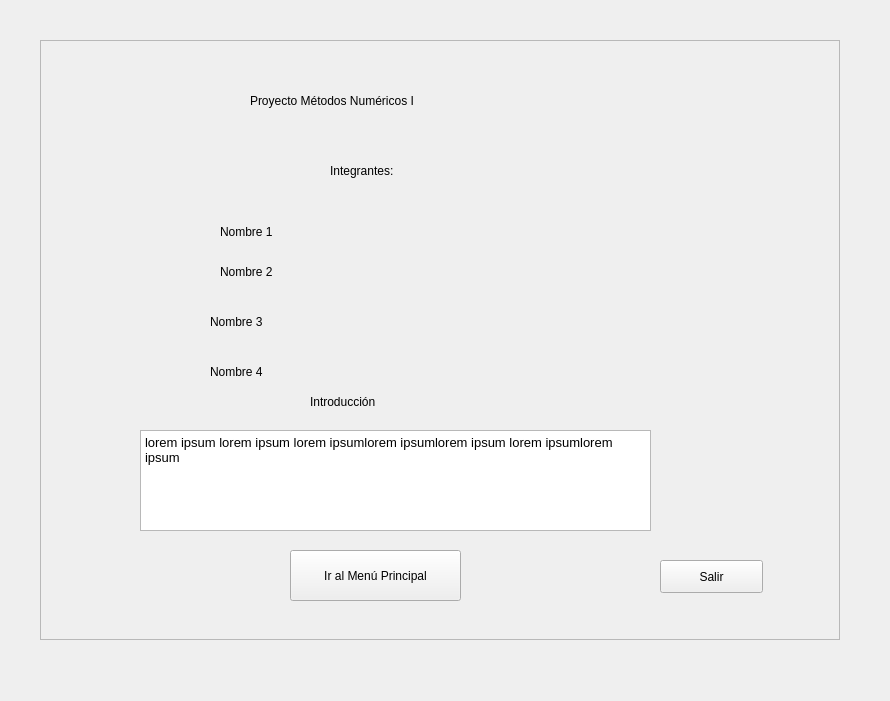
Old version of the form Introduccion.ui in the repository ikababiz/Proyecto-Metodos-Numericos-I.
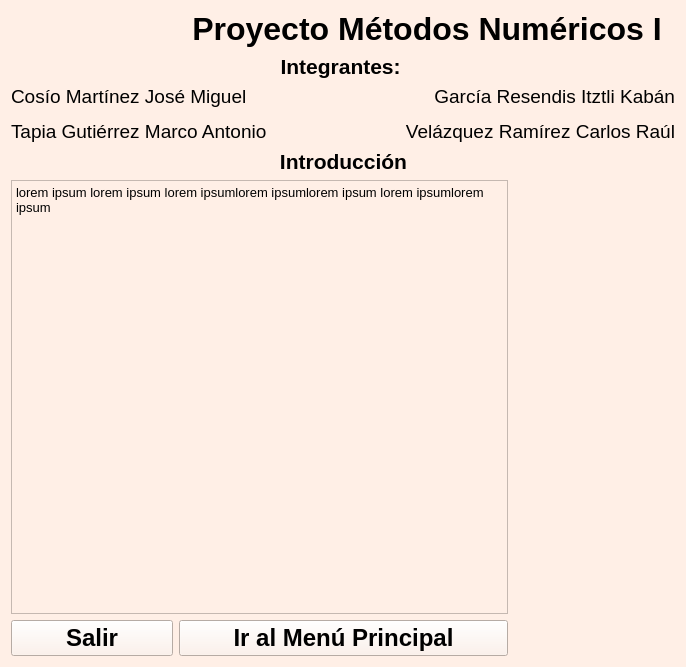
New version of the form. Icons and pictures are not drawn.

The edit to the form file:
```diff
--- a/Introduccion.ui
+++ b/Introduccion.ui
@@ -6,168 +6,206 @@
    <rect>
     <x>0</x>
     <y>0</y>
-    <width>890</width>
-    <height>701</height>
+    <width>686</width>
+    <height>667</height>
    </rect>
   </property>
   <property name="windowTitle">
    <string>Form</string>
   </property>
-  <widget class="QFrame" name="frame">
-   <property name="geometry">
-    <rect>
-     <x>40</x>
-     <y>40</y>
-     <width>800</width>
-     <height>600</height>
-    </rect>
-   </property>
-   <property name="cursor">
-    <cursorShape>ArrowCursor</cursorShape>
-   </property>
-   <property name="frameShape">
-    <enum>QFrame::StyledPanel</enum>
-   </property>
-   <property name="frameShadow">
-    <enum>QFrame::Raised</enum>
-   </property>
+  <property name="styleSheet">
+   <string notr="true">background-color: rgb(255, 239, 230);
+color: black</string>
+  </property>
+  <layout class="QGridLayout" name="gridLayout">
+   <item row="0" column="1" colspan="3">
+    <layout class="QVBoxLayout" name="verticalLayout">
+     <item>
    <widget class="QLabel" name="label">
-    <property name="geometry">
-     <rect>
-      <x>210</x>
-      <y>20</y>
-      <width>281</width>
-      <height>81</height>
-     </rect>
+       <property name="font">
+        <font>
+         <family>Arial</family>
+         <pointsize>24</pointsize>
+         <weight>75</weight>
+         <bold>true</bold>
+        </font>
     </property>
     <property name="text">
-     <string>Proyecto Métodos Numéricos I</string>
-    </property>
-   </widget>
+        <string>&lt;html&gt;&lt;head/&gt;&lt;body&gt;&lt;p align=&quot;center&quot;&gt;Proyecto Métodos Numéricos I&lt;/p&gt;&lt;/body&gt;&lt;/html&gt;</string>
+       </property>
+      </widget>
+     </item>
+    </layout>
+   </item>
+   <item row="1" column="1" colspan="2">
+    <layout class="QVBoxLayout" name="verticalLayout_2">
+     <item>
    <widget class="QLabel" name="label_2">
-    <property name="geometry">
-     <rect>
-      <x>290</x>
-      <y>100</y>
-      <width>111</width>
-      <height>61</height>
-     </rect>
-    </property>
-    <property name="text">
-     <string>Integrantes: </string>
-    </property>
-   </widget>
-   <widget class="QLabel" name="label_3">
-    <property name="geometry">
-     <rect>
-      <x>180</x>
-      <y>180</y>
-      <width>381</width>
-      <height>24</height>
-     </rect>
-    </property>
+       <property name="font">
+        <font>
+         <family>Arial</family>
+         <pointsize>16</pointsize>
+         <weight>75</weight>
+         <bold>true</bold>
+        </font>
+       </property>
+       <property name="styleSheet">
+        <string notr="true"/>
+       </property>
     <property name="text">
-     <string>Nombre 1</string>
-    </property>
-   </widget>
+        <string>&lt;html&gt;&lt;head/&gt;&lt;body&gt;&lt;p align=&quot;center&quot;&gt;Integrantes: &lt;/p&gt;&lt;/body&gt;&lt;/html&gt;</string>
+       </property>
+      </widget>
+     </item>
+    </layout>
+   </item>
+   <item row="2" column="0" colspan="2">
+    <layout class="QVBoxLayout" name="verticalLayout_4">
+     <item>
    <widget class="QLabel" name="label_4">
-    <property name="geometry">
-     <rect>
-      <x>180</x>
-      <y>220</y>
-      <width>381</width>
-      <height>24</height>
-     </rect>
+       <property name="font">
+        <font>
+         <family>Arial</family>
+         <pointsize>14</pointsize>
+        </font>
+       </property>
+       <property name="styleSheet">
+        <string notr="true"/>
     </property>
     <property name="text">
-     <string>Nombre 2</string>
-    </property>
-   </widget>
+        <string>&lt;html&gt;&lt;head/&gt;&lt;body&gt;&lt;p&gt;Cosío Martínez José Miguel&lt;/p&gt;&lt;p&gt;Tapia Gutiérrez Marco Antonio&lt;/p&gt;&lt;/body&gt;&lt;/html&gt;</string>
+       </property>
+      </widget>
+     </item>
+    </layout>
+   </item>
+   <item row="2" column="2" colspan="2">
+    <layout class="QVBoxLayout" name="verticalLayout_3">
+     <item>
    <widget class="QLabel" name="label_5">
-    <property name="geometry">
-     <rect>
-      <x>170</x>
-      <y>270</y>
-      <width>381</width>
-      <height>24</height>
-     </rect>
+       <property name="font">
+        <font>
+         <family>Arial</family>
+         <pointsize>14</pointsize>
+        </font>
     </property>
     <property name="text">
-     <string>Nombre 3</string>
-    </property>
-   </widget>
-   <widget class="QLabel" name="label_6">
-    <property name="geometry">
-     <rect>
-      <x>170</x>
-      <y>320</y>
-      <width>421</width>
-      <height>24</height>
-     </rect>
-    </property>
-    <property name="text">
-     <string>Nombre 4</string>
-    </property>
-   </widget>
+        <string>&lt;html&gt;&lt;head/&gt;&lt;body&gt;&lt;p align=&quot;right&quot;&gt;García Resendis Itztli Kabán&lt;/p&gt;&lt;p align=&quot;right&quot;&gt;Velázquez Ramírez Carlos Raúl&lt;/p&gt;&lt;/body&gt;&lt;/html&gt;</string>
+       </property>
+      </widget>
+     </item>
+    </layout>
+   </item>
+   <item row="3" column="1" colspan="2">
+    <layout class="QVBoxLayout" name="verticalLayout_5">
+     <item>
    <widget class="QLabel" name="label_7">
-    <property name="geometry">
-     <rect>
-      <x>270</x>
-      <y>350</y>
-      <width>131</width>
-      <height>24</height>
-     </rect>
-    </property>
+       <property name="font">
+        <font>
+         <family>Arial</family>
+         <pointsize>16</pointsize>
+         <weight>75</weight>
+         <bold>true</bold>
+        </font>
+       </property>
+       <property name="styleSheet">
+        <string notr="true"/>
+       </property>
     <property name="text">
-     <string>Introducción</string>
-    </property>
-   </widget>
+        <string>&lt;html&gt;&lt;head/&gt;&lt;body&gt;&lt;p align=&quot;center&quot;&gt;Introducción&lt;/p&gt;&lt;/body&gt;&lt;/html&gt;</string>
+       </property>
+      </widget>
+     </item>
+    </layout>
+   </item>
+   <item row="5" column="0">
+    <layout class="QVBoxLayout" name="verticalLayout_8">
+     <item>
+      <widget class="QPushButton" name="salirButton">
+       <property name="font">
+        <font>
+         <family>Arial</family>
+         <pointsize>18</pointsize>
+         <weight>75</weight>
+         <bold>true</bold>
+        </font>
+       </property>
+       <property name="cursor">
+        <cursorShape>PointingHandCursor</cursorShape>
+       </property>
+       <property name="text">
+        <string>Salir</string>
+       </property>
+      </widget>
+     </item>
+    </layout>
+   </item>
+   <item row="5" column="1" colspan="2">
+    <layout class="QVBoxLayout" name="verticalLayout_7">
+     <item>
+      <widget class="QPushButton" name="menubutton">
+       <property name="font">
+        <font>
+         <family>Arial</family>
+         <pointsize>18</pointsize>
+         <weight>75</weight>
+         <bold>true</bold>
+        </font>
+       </property>
+       <property name="cursor">
+        <cursorShape>PointingHandCursor</cursorShape>
+       </property>
+       <property name="styleSheet">
+        <string notr="true"/>
+       </property>
+       <property name="text">
+        <string>Ir al Menú Principal</string>
+       </property>
+      </widget>
+     </item>
+    </layout>
+   </item>
+   <item row="4" column="0" colspan="3">
    <widget class="QTextEdit" name="textEdit">
-    <property name="geometry">
-     <rect>
-      <x>100</x>
-      <y>390</y>
-      <width>511</width>
-      <height>101</height>
-     </rect>
+     <property name="font">
+      <font>
+       <family>Arial</family>
+       <pointsize>14</pointsize>
+      </font>
+     </property>
+     <property name="styleSheet">
+      <string notr="true"/>
     </property>
     <property name="html">
      <string>&lt;!DOCTYPE HTML PUBLIC &quot;-//W3C//DTD HTML 4.0//EN&quot; &quot;http://www.w3.org/TR/REC-html40/strict.dtd&quot;&gt;
 &lt;html&gt;&lt;head&gt;&lt;meta name=&quot;qrichtext&quot; content=&quot;1&quot; /&gt;&lt;style type=&quot;text/css&quot;&gt;
 p, li { white-space: pre-wrap; }
-&lt;/style&gt;&lt;/head&gt;&lt;body style=&quot; font-family:'Ubuntu Bold'; font-size:10pt; font-weight:400; font-style:normal;&quot;&gt;
-&lt;p style=&quot; margin-top:0px; margin-bottom:0px; margin-left:0px; margin-right:0px; -qt-block-indent:0; text-indent:0px;&quot;&gt;lorem ipsum lorem ipsum lorem ipsumlorem ipsumlorem ipsum lorem ipsumlorem ipsum&lt;/p&gt;
-&lt;p style=&quot;-qt-paragraph-type:empty; margin-top:0px; margin-bottom:0px; margin-left:0px; margin-right:0px; -qt-block-indent:0; text-indent:0px;&quot;&gt;&lt;br /&gt;&lt;/p&gt;&lt;/body&gt;&lt;/html&gt;</string>
-    </property>
-   </widget>
-   <widget class="QPushButton" name="menubutton">
-    <property name="geometry">
-     <rect>
-      <x>250</x>
-      <y>510</y>
-      <width>171</width>
-      <height>51</height>
-     </rect>
-    </property>
-    <property name="text">
-     <string>Ir al Menú Principal</string>
-    </property>
-   </widget>
-   <widget class="QPushButton" name="salirButton">
-    <property name="geometry">
-     <rect>
-      <x>620</x>
-      <y>520</y>
-      <width>103</width>
-      <height>33</height>
-     </rect>
-    </property>
+&lt;/style&gt;&lt;/head&gt;&lt;body style=&quot; font-family:'Arial'; font-size:14pt; font-weight:400; font-style:normal;&quot;&gt;
+&lt;p style=&quot; margin-top:0px; margin-bottom:0px; margin-left:0px; margin-right:0px; -qt-block-indent:0; text-indent:0px;&quot;&gt;&lt;span style=&quot; font-family:'Ubuntu Bold'; font-size:10pt;&quot;&gt;lorem ipsum lorem ipsum lorem ipsumlorem ipsumlorem ipsum lorem ipsumlorem ipsum&lt;/span&gt;&lt;/p&gt;
+&lt;p style=&quot;-qt-paragraph-type:empty; margin-top:0px; margin-bottom:0px; margin-left:0px; margin-right:0px; -qt-block-indent:0; text-indent:0px; font-family:'Ubuntu Bold'; font-size:10pt;&quot;&gt;&lt;br /&gt;&lt;/p&gt;&lt;/body&gt;&lt;/html&gt;</string>
+     </property>
+    </widget>
+   </item>
+   <item row="4" column="3">
+    <widget class="QLabel" name="label_3">
+     <property name="font">
+      <font>
+       <family>Arial</family>
+      </font>
+     </property>
+     <property name="styleSheet">
+      <string notr="true">image: url(:/img/Img/MAC.png);
+</string>
+     </property>
     <property name="text">
-     <string>Salir</string>
-    </property>
-   </widget>
-  </widget>
- </widget>
- <resources/>
+      <string/>
+     </property>
+    </widget>
+   </item>
+  </layout>
+ </widget>
+ <resources>
+  <include location="UI/Imagenes.qrc"/>
+ </resources>
  <connections/>
 </ui>
```
Lines whose indentation alone changed are shown as unchanged.
